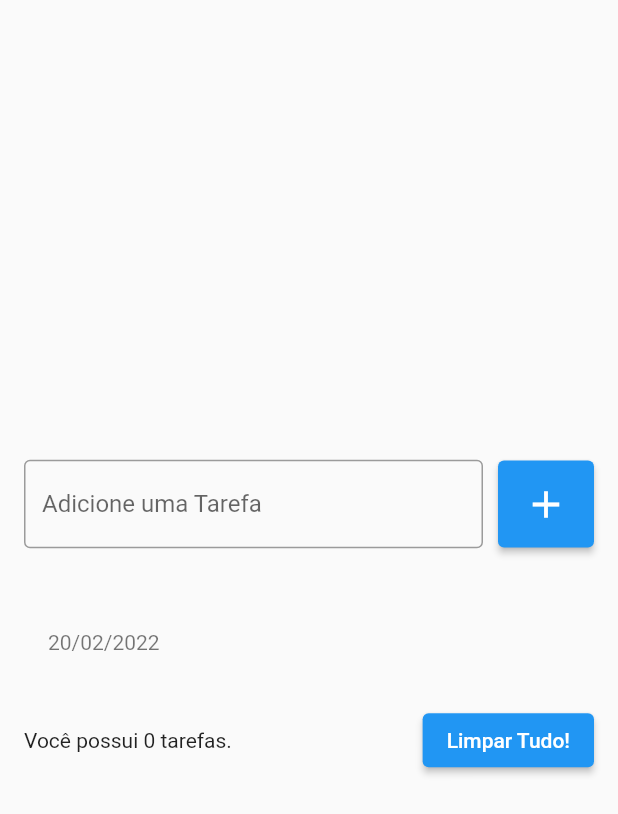
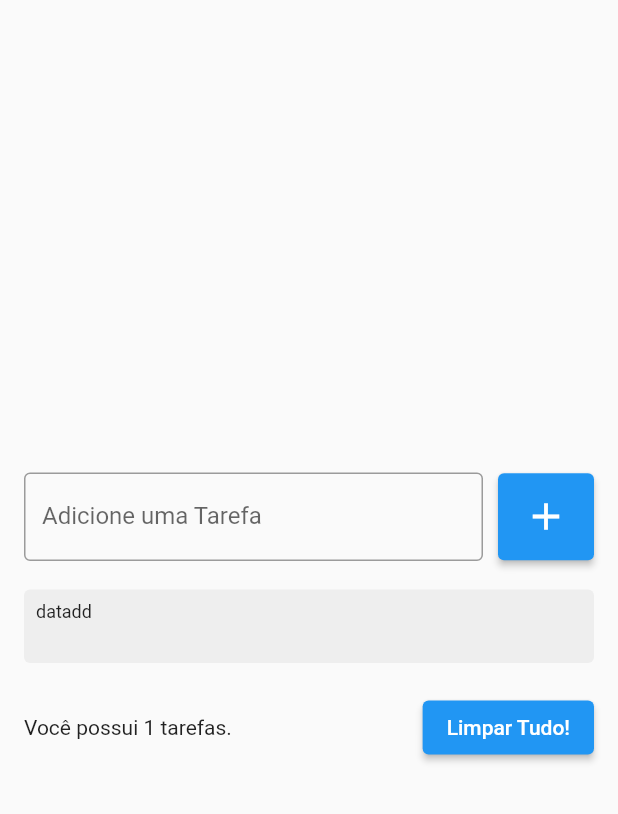
Before and after one commit to devlucaspl/lista_de_tarefas, a Flutter app: the screen it shows after launch, after a tap on the "add" icon, on a phone screen of 412 x 824 dp. Shown: the top 814 px of the screen. Run offline on Flutter 3.47's test engine with Material 2 defaults, Android fonts, the phone set to English and light mode, and no system bars.

Commit message:
Terminado a parte de Listagem.

```diff
--- a/lib/pages/todo_list_page.dart
+++ b/lib/pages/todo_list_page.dart
@@ -1,23 +1,26 @@
 import 'package:flutter/material.dart';
+import '../widgets/todo_list_item.dart';
 
 class TodoListPage extends StatefulWidget {
- TodoListPage({Key? key}) : super(key: key);
+ const TodoListPage({Key? key}) : super(key: key);
 
   @override
   State<TodoListPage> createState() => _TodoListPageState();
 }
 
 class _TodoListPageState extends State<TodoListPage> {
- List<String> todos = [];
 
  final TextEditingController todoController = TextEditingController();
 
+ List<String> todos = [];
+
   @override
   Widget build(BuildContext context) {
-    return Scaffold(
+    return SafeArea(
+      child: Scaffold(
         body: Center(
           child: Padding(
-          padding: const EdgeInsets.symmetric(horizontal: 16),
+            padding: const EdgeInsets.all(16),
             child: Column(
               mainAxisSize: MainAxisSize.min,
               children: [
@@ -57,9 +60,8 @@ class _TodoListPageState extends State<TodoListPage> {
                     shrinkWrap: true,
                     children: [
                      for(String todo in todos)
-                    ListTile(
-                     title: Text(todo),
-                     subtitle: Text('20/02/2022'),
+                      TodoListItem(
+                        title: todo,
                       ),
                     ],
                   ),
@@ -68,7 +70,7 @@ class _TodoListPageState extends State<TodoListPage> {
                 Row(
                   children: [
                     Expanded(
-                      child: Text('Você possui 0 tarefas.')),
+                        child: Text('Você possui ${todos.length} tarefas.')),
                     SizedBox(width: 8),
                     ElevatedButton(
                         onPressed: () {},
@@ -80,6 +82,7 @@ class _TodoListPageState extends State<TodoListPage> {
             ),
           ),
         ),
+      ),
     );
   }
 }
--- /dev/null
+++ b/lib/widgets/todo_list_item.dart
@@ -0,0 +1,31 @@
+import 'package:flutter/material.dart';
+
+class TodoListItem extends StatelessWidget {
+  const TodoListItem({Key? key, required this.title}) : super(key: key);
+
+  final String title;
+
+  @override
+  Widget build(BuildContext context) {
+    return Container(
+      margin: const EdgeInsets.symmetric(vertical: 3),
+      decoration: BoxDecoration(
+        color: Colors.grey[200],
+        borderRadius: BorderRadius.circular(4)
+      ),
+      padding: const EdgeInsets.all(8),
+      child: Column(
+        crossAxisAlignment: CrossAxisAlignment.start,
+        children: [
+          Text('datadd', style: TextStyle(
+            fontSize: 12,
+          ),),
+          Text(title, style: TextStyle(
+            fontSize: 16,
+            fontWeight: FontWeight.w600,
+          ),),
+        ],
+      ),
+    );
+  }
+}
```
Lines whose indentation alone changed are shown as unchanged.
